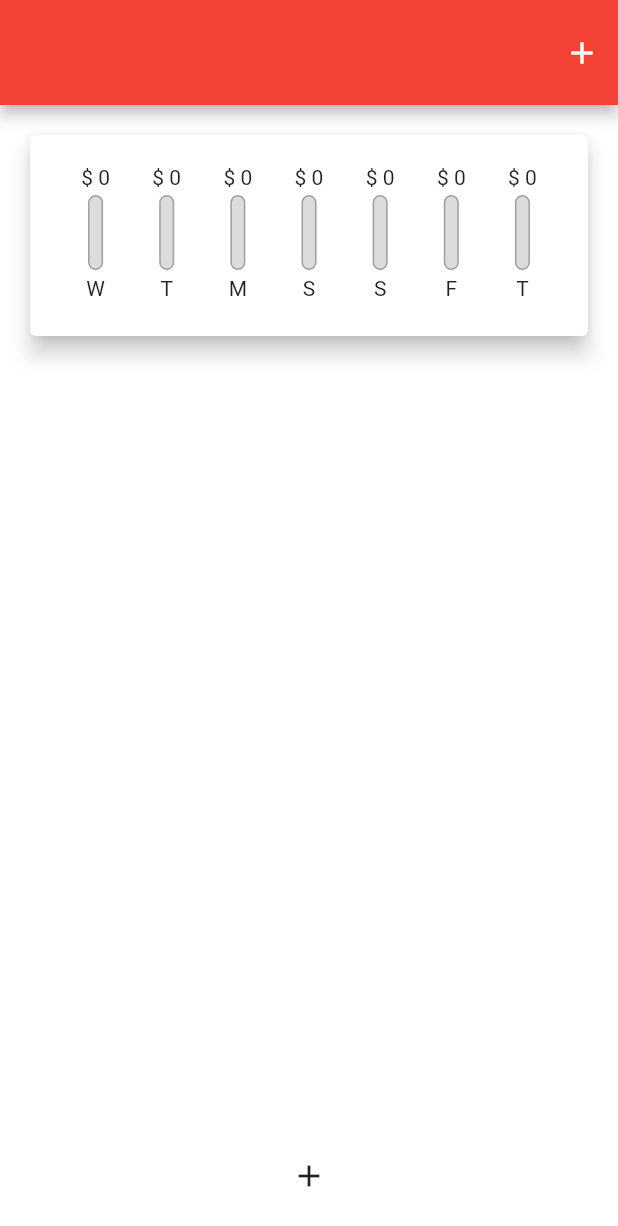
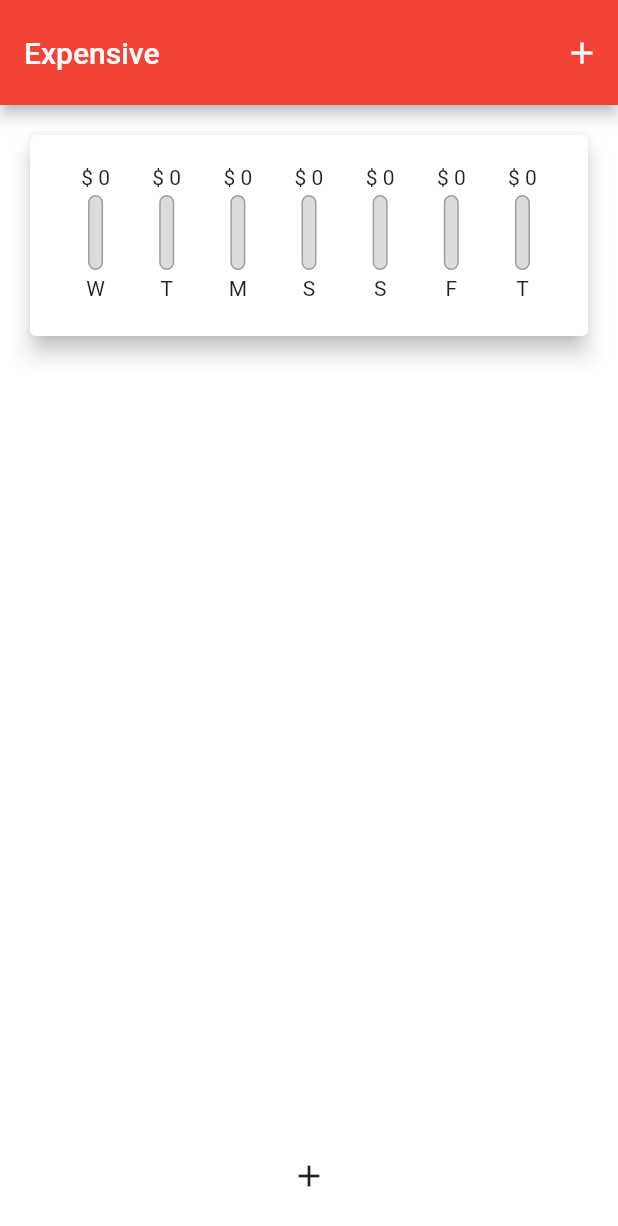
Before and after one commit to YuraYB3/expenses_app, a Flutter app: the screen it shows after launch, on a phone screen of 412 x 824 dp. Shown: the top 1226 px of the screen. Run offline on Flutter 3.47's test engine with Material 2 defaults, Android fonts, the phone set to English and light mode, and no system bars; our stand-ins replace modal_bottom_sheet.

Commit message:
Пофіксив баг, який після оновлення флатера перестав працювати

```diff
--- a/lib/main.dart
+++ b/lib/main.dart
@@ -63,6 +63,7 @@ class _MyHomePageState extends State<MyHomePage> {
     return Scaffold(
         backgroundColor: Colors.white,
         appBar: AppBar(
+          title: Text("Expensive"),
           backgroundColor: Colors.red,
           toolbarHeight: 70,
           actions: [showBottomSheet(context, submitData)],
--- a/pubspec.yaml
+++ b/pubspec.yaml
@@ -37,7 +37,11 @@ dependencies:
   # Use with the CupertinoIcons class for iOS style icons.
   cupertino_icons: ^1.0.2
   intl: ^0.18.0
-  modal_bottom_sheet: ^2.1.2
+  modal_bottom_sheet:
+     git:
+       url: https://github.com/followthemoney1/modal_bottom_sheet.git
+       ref: main
+       path: modal_bottom_sheet
 
 dev_dependencies:
   flutter_test:
```
Also changed, not shown: pubspec.lock.
